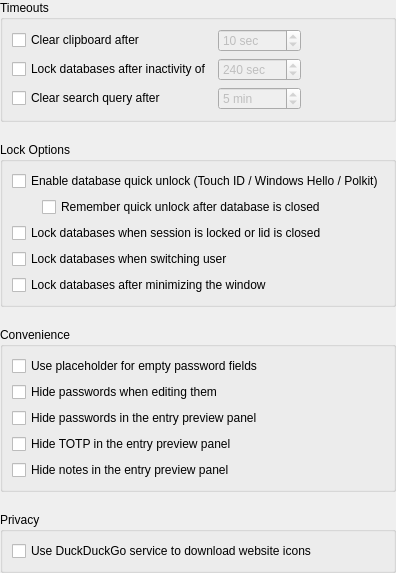
Qt form src/gui/ApplicationSettingsWidgetSecurity.ui (payloadartist/keepassxc) before a commit.
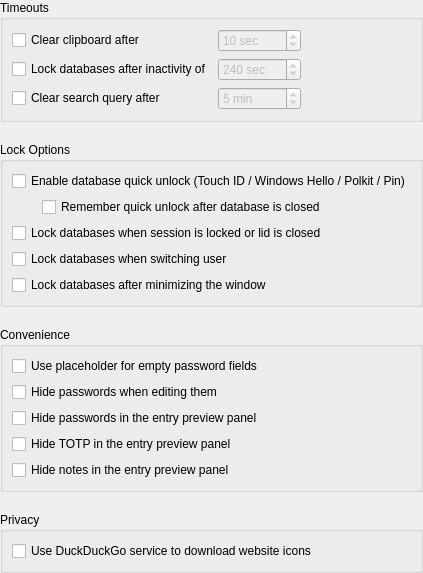
The same form after that commit.

Commit message:
Add Pin Quick Unlock option
* Introduce QuickUnlockManager to fall back to pin unlock if OS native options are not available.

Patch:
```diff
--- a/src/gui/ApplicationSettingsWidgetSecurity.ui
+++ b/src/gui/ApplicationSettingsWidgetSecurity.ui
@@ -6,8 +6,8 @@
    <rect>
     <x>0</x>
     <y>0</y>
-    <width>364</width>
-    <height>505</height>
+    <width>391</width>
+    <height>529</height>
    </rect>
   </property>
   <layout class="QVBoxLayout" name="verticalLayout">
@@ -168,7 +168,7 @@
       <item>
        <widget class="QCheckBox" name="quickUnlockCheckBox">
         <property name="text">
-         <string>Enable database quick unlock (Touch ID / Windows Hello / Polkit)</string>
+         <string>Enable database quick unlock (Touch ID / Windows Hello / Polkit / Pin)</string>
         </property>
        </widget>
       </item>
```
Left out of the diff: 3 changed lines with no effect on the pictures. The commit also changes 11 other files.
